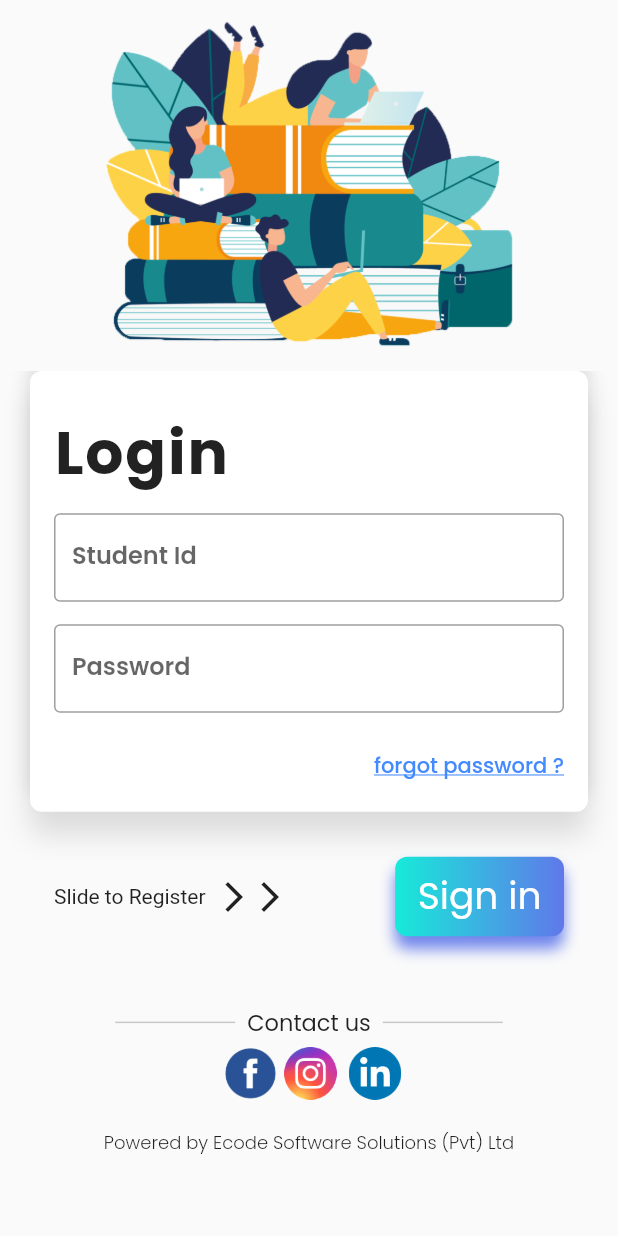
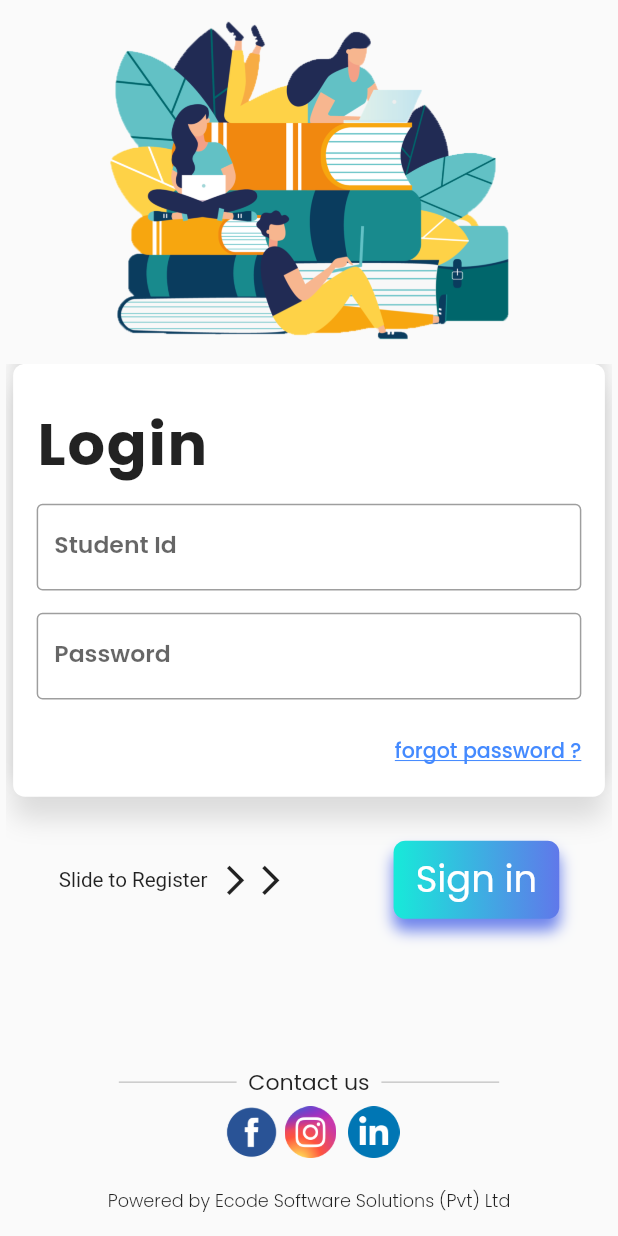
Before and after one commit to SandevDewthilina/ecode, a Flutter app: the LoginPage screen opened by its route, on a phone screen of 412 x 824 dp. Run offline on Flutter 3.47's test engine with Material 2 defaults, Android fonts, the phone set to English and light mode, and no system bars; our stand-ins replace device_preview, google_fonts.

Commit message:
scaled the login screen

```diff
--- a/lib/screens/login/login.dart
+++ b/lib/screens/login/login.dart
@@ -8,8 +8,12 @@
     final size = MediaQuery.of(context).size;
 
     return Scaffold(
-      body: SafeArea(
-        child: SingleChildScrollView(
+      body:  SafeArea(
+        child: Container(
+          height: double.infinity,
+            width: double.infinity,
+            child: FittedBox(
+              fit: BoxFit.contain,
               child: Column(
                 children: [
                   Image.asset(
@@ -18,7 +22,7 @@
                     width: size.width,
                   ),
                   Container(
-                height: size.height * 0.495,
+                    height: size.height * 0.56,
                     width: size.width,
                     child: PageView(
                       children: <Widget>[
@@ -66,6 +70,7 @@
               ),
             ),
           ),
+      ),
     );
   }
 }
--- a/lib/screens/login/widgets/widgets.dart
+++ b/lib/screens/login/widgets/widgets.dart
@@ -5,8 +5,11 @@
 
 class Widgets {
   static TextEditingController studentIdContoller = TextEditingController();
+  static TextEditingController studentIdRegController = TextEditingController();
   static TextEditingController studentPasswordController =
       TextEditingController();
+  static TextEditingController studentPasswordRegController =
+  TextEditingController();
   static TextEditingController studentNICController = TextEditingController();
   static TextEditingController studentConfirmPasswordController =
       TextEditingController();
@@ -15,7 +18,7 @@
     return Column(
       children: <Widget>[
         Padding(
-          padding: const EdgeInsets.only(left: 20, right: 20),
+          padding: const EdgeInsets.only(left: 5, right: 5),
           child: Container(
             width: double.infinity,
             child: Padding(
@@ -51,6 +54,7 @@
                     height: 15,
                   ),
                   TextFormField(
+                    obscureText: true,
                     controller: studentPasswordController,
                     decoration: InputDecoration(
                       border: OutlineInputBorder(),
@@ -161,7 +165,7 @@
     return Column(
       children: <Widget>[
         Padding(
-          padding: const EdgeInsets.only(left: 20, right: 20),
+          padding: const EdgeInsets.only(left: 5, right: 5),
           child: Container(
             width: double.infinity,
             child: Padding(
@@ -184,7 +188,7 @@
                     height: 7,
                   ),
                   TextFormField(
-                    controller: studentIdContoller,
+                    controller: studentIdRegController,
                     decoration: InputDecoration(
                       border: OutlineInputBorder(),
                       labelText: "Student Id",
@@ -209,7 +213,8 @@
                     height: 8,
                   ),
                   TextFormField(
-                    controller: studentPasswordController,
+                    obscureText: true,
+                    controller: studentPasswordRegController,
                     decoration: InputDecoration(
                       border: OutlineInputBorder(),
                       labelText: "Password",
@@ -221,6 +226,7 @@
                     height: 8,
                   ),
                   TextFormField(
+                    obscureText: true,
                     controller: studentConfirmPasswordController,
                     decoration: InputDecoration(
                       border: OutlineInputBorder(),
--- a/lib/screens/onboard/onboard.dart
+++ b/lib/screens/onboard/onboard.dart
@@ -1,4 +1,5 @@
 import 'package:ecode/screens/onboard/style.dart';
+import 'package:flutter/cupertino.dart';
 import 'package:flutter/material.dart';
 import 'package:flutter/services.dart';
 
--- a/pubspec.yaml
+++ b/pubspec.yaml
@@ -31,6 +31,7 @@
   http: ^0.12.2
   google_fonts: ^1.1.0
   device_preview: ^0.4.7
+  material_design_icons_flutter: ^4.0.5345
 
 
 dev_dependencies:
```
Also changed, not shown: pubspec.lock. Lines whose indentation alone changed are shown as unchanged.
